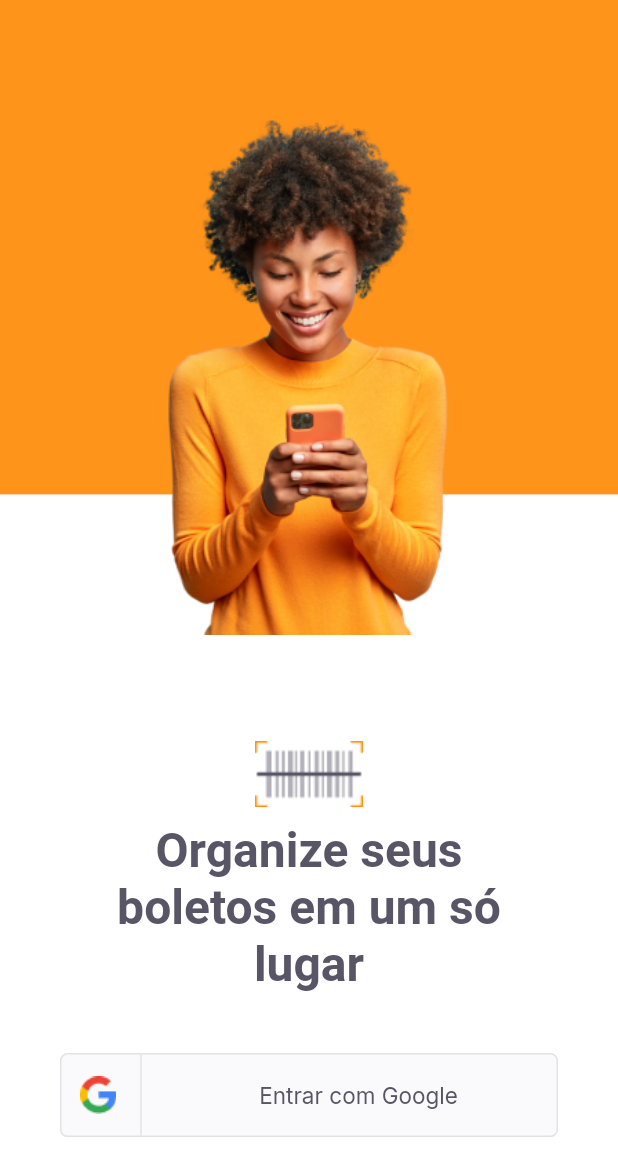
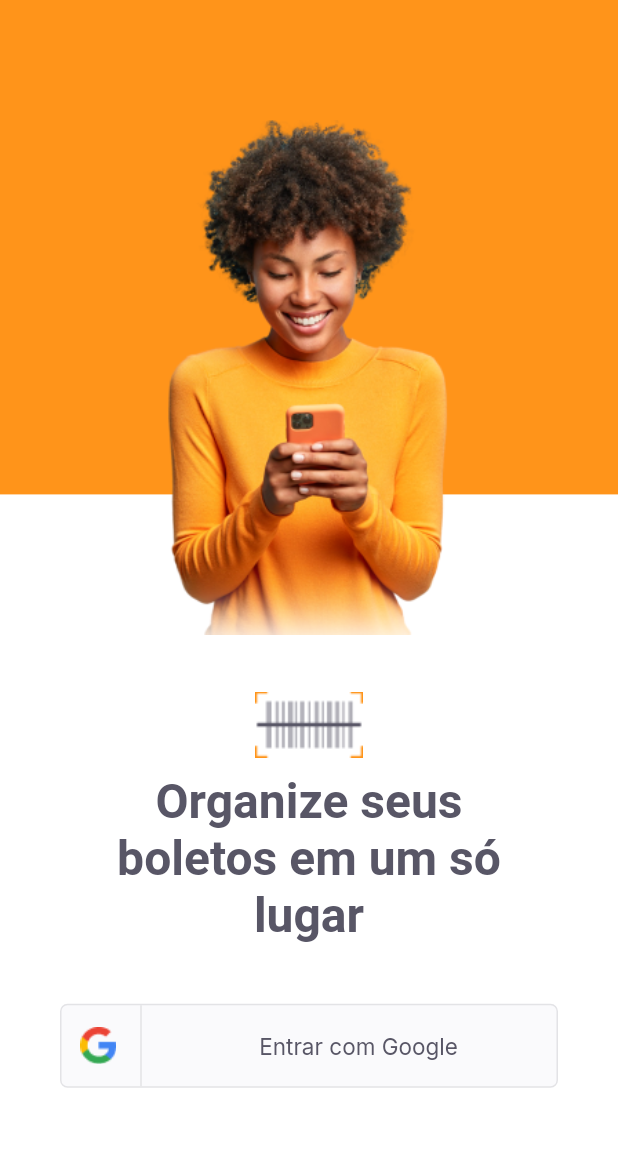
Before and after one commit to MarthinKorb/pay_flow, a Flutter app: the LoginPage screen opened directly, on a phone screen of 412 x 824 dp. Shown: the top 1176 px of the screen. Run offline on Flutter 3.47's test engine with Material 2 defaults, Android fonts, the phone set to English and light mode, and no system bars; our stand-ins replace firebase_core, google_fonts, google_sign_in, shared_preferences; accounts and stored records are empty.

Commit message:
Construção da home; Salvamento de perfil no SharedPreferences; Configuração do firebase no app; Login com o Google/firebase; Criação do fluxo de autenticação;

```diff
--- a/lib/modules/login/login_page.dart
+++ b/lib/modules/login/login_page.dart
@@ -1,4 +1,5 @@
 import 'package:flutter/material.dart';
+import 'package:pay_flow/modules/login/login_controller.dart';
 import 'package:pay_flow/shared/themes/app_images.dart';
 import 'package:pay_flow/shared/themes/app_text_styles.dart';
 import 'package:pay_flow/shared/themes/appcolors.dart';
@@ -14,6 +15,7 @@ class LoginPage extends StatefulWidget {
 class _LoginPageState extends State<LoginPage> {
   @override
   Widget build(BuildContext context) {
+    final controller = LoginController();
     final size = MediaQuery.of(context).size;
     return Scaffold(
       backgroundColor: AppColors.background,
@@ -34,7 +36,23 @@ class _LoginPageState extends State<LoginPage> {
               child: Image.asset(AppImages.person, width: 200, height: 343),
             ),
             Positioned(
-              bottom: size.height * 0.08,
+              top: size.height * 0.5,
+              left: 0,
+              right: 0,
+              child: Container(
+                height: 100,
+                decoration: BoxDecoration(
+                  boxShadow: [
+                    BoxShadow(
+                      color: AppColors.background,
+                      blurRadius: 25,
+                    ),
+                  ],
+                ),
+              ),
+            ),
+            Positioned(
+              bottom: size.height * 0.12,
               left: 0,
               right: 0,
               child: Column(
@@ -55,7 +73,7 @@ class _LoginPageState extends State<LoginPage> {
                     padding:
                         const EdgeInsets.only(top: 40, left: 40, right: 40),
                     child: SocialLoginButton(
-                      onTap: () {},
+                      onTap: () async => await controller.handleSignIn(context),
                     ),
                   ),
                 ],
--- a/lib/modules/splash/splash_page.dart
+++ b/lib/modules/splash/splash_page.dart
@@ -1,4 +1,5 @@
 import 'package:flutter/material.dart';
+import 'package:pay_flow/shared/auth/auth_controller.dart';
 import 'package:pay_flow/shared/themes/app_images.dart';
 import 'package:pay_flow/shared/themes/appcolors.dart';
 
@@ -7,6 +8,8 @@ class SplashPage extends StatelessWidget {
 
   @override
   Widget build(BuildContext context) {
+    final authController = AuthController();
+    authController.getCurrentUser(context);
     return Scaffold(
       backgroundColor: AppColors.background,
       body: Center(
--- /dev/null
+++ b/lib/shared/models/user_model.dart
@@ -0,0 +1,55 @@
+import 'dart:convert';
+
+class UserModel {
+  final String name;
+  final String? photoURL;
+
+  UserModel({
+    required this.name,
+    this.photoURL,
+  });
+
+  UserModel copyWith({
+    String? name,
+    String? photoURL,
+  }) {
+    return UserModel(
+      name: name ?? this.name,
+      photoURL: photoURL ?? this.photoURL,
+    );
+  }
+
+  Map<String, dynamic> toMap() {
+    return {
+      'name': name,
+      'photoURL': photoURL,
+    };
+  }
+
+  factory UserModel.fromMap(Map<String, dynamic> map) {
+    return UserModel(
+      name: map['name'],
+      photoURL: map['photoURL'],
+    );
+  }
+
+  String toJson() => json.encode(toMap());
+
+  factory UserModel.fromJson(String source) =>
+      UserModel.fromMap(json.decode(source));
+
+  @override
+  String toString() => 'UserModel(name: $name, photoURL: $photoURL)';
+
+  @override
+  bool operator ==(Object other) {
+    if (identical(this, other)) return true;
+
+    return other is UserModel &&
+        other.name == name &&
+        other.photoURL == photoURL;
+  }
+
+  @override
+  int get hashCode => name.hashCode ^ photoURL.hashCode;
+}
--- a/lib/shared/themes/app_text_styles.dart
+++ b/lib/shared/themes/app_text_styles.dart
@@ -11,39 +11,33 @@ class AppTextStyles {
   static final titleRegular = GoogleFonts.lexendDeca(
     fontSize: 20,
     fontWeight: FontWeight.w400,
-    color: AppColors.heading,
+    color: AppColors.background,
   );
-
   static final titleBoldHeading = GoogleFonts.lexendDeca(
     fontSize: 20,
     fontWeight: FontWeight.w600,
     color: AppColors.heading,
   );
-
   static final titleBoldBackground = GoogleFonts.lexendDeca(
     fontSize: 20,
     fontWeight: FontWeight.w600,
     color: AppColors.background,
   );
-
   static final titleListTile = GoogleFonts.lexendDeca(
     fontSize: 17,
     fontWeight: FontWeight.w600,
     color: AppColors.heading,
   );
-
   static final trailingRegular = GoogleFonts.lexendDeca(
     fontSize: 16,
     fontWeight: FontWeight.w400,
     color: AppColors.heading,
   );
-
   static final trailingBold = GoogleFonts.lexendDeca(
     fontSize: 16,
     fontWeight: FontWeight.w600,
     color: AppColors.heading,
   );
-
   static final buttonPrimary = GoogleFonts.inter(
     fontSize: 15,
     fontWeight: FontWeight.w400,
@@ -64,7 +58,6 @@ class AppTextStyles {
     fontWeight: FontWeight.w400,
     color: AppColors.background,
   );
-
   static final buttonBoldPrimary = GoogleFonts.inter(
     fontSize: 15,
     fontWeight: FontWeight.w700,
@@ -85,38 +78,32 @@ class AppTextStyles {
     fontWeight: FontWeight.w700,
     color: AppColors.background,
   );
-
-  static final captionBackground = GoogleFonts.lexendDeca(
+  static final captionBackground = GoogleFonts.inter(
     fontSize: 13,
     fontWeight: FontWeight.w400,
     color: AppColors.background,
   );
-
-  static final captionShape = GoogleFonts.lexendDeca(
+  static final captionShape = GoogleFonts.inter(
     fontSize: 13,
     fontWeight: FontWeight.w400,
     color: AppColors.shape,
   );
-
-  static final captionBody = GoogleFonts.lexendDeca(
+  static final captionBody = GoogleFonts.inter(
     fontSize: 13,
     fontWeight: FontWeight.w400,
     color: AppColors.body,
   );
-
-  static final captionBoldBackground = GoogleFonts.lexendDeca(
+  static final captionBoldBackground = GoogleFonts.inter(
     fontSize: 13,
     fontWeight: FontWeight.w600,
     color: AppColors.background,
   );
-
-  static final captionBoldShape = GoogleFonts.lexendDeca(
+  static final captionBoldShape = GoogleFonts.inter(
     fontSize: 13,
     fontWeight: FontWeight.w600,
     color: AppColors.shape,
   );
-
-  static final captionBoldBody = GoogleFonts.lexendDeca(
+  static final captionBoldBody = GoogleFonts.inter(
     fontSize: 13,
     fontWeight: FontWeight.w600,
     color: AppColors.body,
```
Also changed, not shown: lib/app_widget.dart (added, +25 -0 lines), lib/main.dart (+28 -12 lines), lib/modules/home/home_controller.dart (added, +7 -0 lines), lib/modules/home/home_page.dart (+102 -3 lines), lib/modules/login/login_controller.dart (added, +23 -0 lines), lib/shared/auth/auth_controller.dart (added, +37 -0 lines), pubspec.yaml (+5 -3 lines), pubspec.lock, 3 other files.
